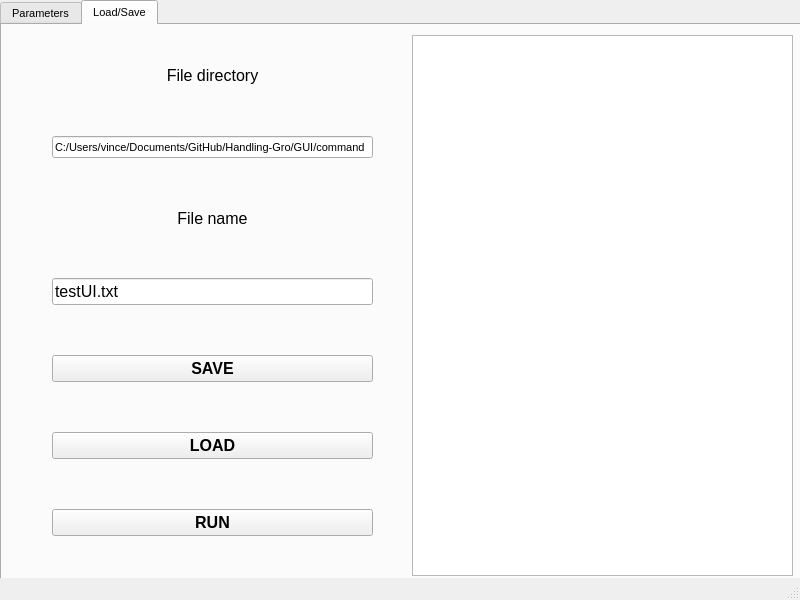
Qt form GUI/command/Commandwindow.ui (chameau5050/Handling-Gro) before a commit.
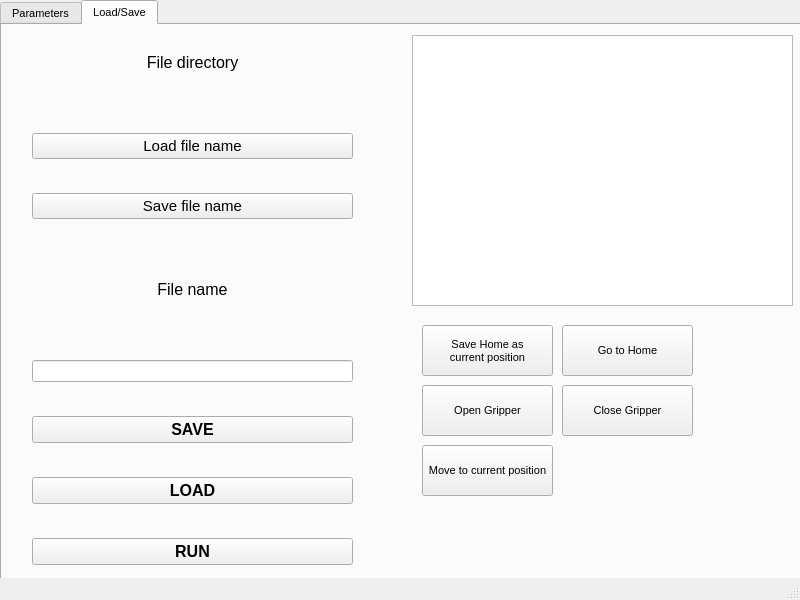
The same form after that commit. The open tabs and pages were chosen to show the change. Icons and pictures are not drawn.

```diff
--- a/GUI/command/Commandwindow.ui
+++ b/GUI/command/Commandwindow.ui
@@ -454,12 +454,12 @@
         <x>410</x>
         <y>10</y>
         <width>381</width>
-        <height>541</height>
+        <height>271</height>
        </rect>
       </property>
       <property name="font">
        <font>
-        <pointsize>12</pointsize>
+        <pointsize>11</pointsize>
        </font>
       </property>
       <property name="lineWrapMode">
@@ -472,15 +472,15 @@
      <widget class="QWidget" name="verticalLayoutWidget">
       <property name="geometry">
        <rect>
-        <x>50</x>
-        <y>40</y>
+        <x>30</x>
+        <y>0</y>
         <width>321</width>
-        <height>471</height>
+        <height>540</height>
        </rect>
       </property>
-      <layout class="QVBoxLayout" name="verticalLayout" stretch="0,0,0,0,0,0,0">
+      <layout class="QVBoxLayout" name="verticalLayout" stretch="0,0,0,0,0,0,0,0">
        <property name="spacing">
-        <number>50</number>
+        <number>34</number>
        </property>
        <item>
         <widget class="QLabel" name="label_8">
@@ -504,14 +504,26 @@
         </widget>
        </item>
        <item>
-        <widget class="QLineEdit" name="progFileDir">
+        <widget class="QPushButton" name="loadFileName">
          <property name="font">
           <font>
-           <pointsize>8</pointsize>
+           <pointsize>11</pointsize>
           </font>
          </property>
          <property name="text">
-          <string>C:/Users/vince/Documents/GitHub/Handling-Gro/GUI/command</string>
+          <string>Load file name</string>
+         </property>
+        </widget>
+       </item>
+       <item>
+        <widget class="QPushButton" name="saveFileName">
+         <property name="font">
+          <font>
+           <pointsize>11</pointsize>
+          </font>
+         </property>
+         <property name="text">
+          <string>Save file name</string>
          </property>
         </widget>
        </item>
@@ -536,12 +548,9 @@
         <widget class="QLineEdit" name="progFileName">
          <property name="font">
           <font>
-           <pointsize>12</pointsize>
+           <pointsize>8</pointsize>
           </font>
          </property>
-         <property name="text">
-          <string>testUI.txt</string>
-         </property>
         </widget>
        </item>
        <item>
@@ -588,6 +597,81 @@
        </item>
       </layout>
      </widget>
+     <widget class="QPushButton" name="cmd_goHome">
+      <property name="geometry">
+       <rect>
+        <x>560</x>
+        <y>300</y>
+        <width>131</width>
+        <height>51</height>
+       </rect>
+      </property>
+      <property name="text">
+       <string>Go to Home</string>
+      </property>
+     </widget>
+     <widget class="QPushButton" name="cmd_moveHere">
+      <property name="geometry">
+       <rect>
+        <x>420</x>
+        <y>420</y>
+        <width>131</width>
+        <height>51</height>
+       </rect>
+      </property>
+      <property name="text">
+       <string>Move to current position</string>
+      </property>
+     </widget>
+     <widget class="QPushButton" name="cmd_setHomeHere">
+      <property name="geometry">
+       <rect>
+        <x>420</x>
+        <y>300</y>
+        <width>131</width>
+        <height>51</height>
+       </rect>
+      </property>
+      <property name="layoutDirection">
+       <enum>Qt::LeftToRight</enum>
+      </property>
+      <property name="text">
+       <string>Save Home as 
+current position</string>
+      </property>
+     </widget>
+     <widget class="QPushButton" name="cmd_openGripper">
+      <property name="geometry">
+       <rect>
+        <x>420</x>
+        <y>360</y>
+        <width>131</width>
+        <height>51</height>
+       </rect>
+      </property>
+      <property name="layoutDirection">
+       <enum>Qt::LeftToRight</enum>
+      </property>
+      <property name="text">
+       <string>Open Gripper</string>
+      </property>
+     </widget>
+     <widget class="QPushButton" name="cmd_closeGripper">
+      <property name="geometry">
+       <rect>
+        <x>560</x>
+        <y>360</y>
+        <width>131</width>
+        <height>51</height>
+       </rect>
+      </property>
+      <property name="layoutDirection">
+       <enum>Qt::LeftToRight</enum>
+      </property>
+      <property name="text">
+       <string>Close Gripper</string>
+      </property>
+     </widget>
     </widget>
    </widget>
   </widget>
```
Left out of the diff: 79 changed lines with no effect on the pictures.
